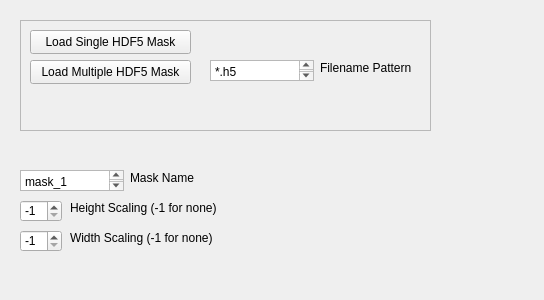
paulmthompson/WhiskerToolbox, file src/WhiskerToolbox/Loading_Widgets/MaskLoaderWidget/Mask_Loader_Widget.ui: the form before one commit.
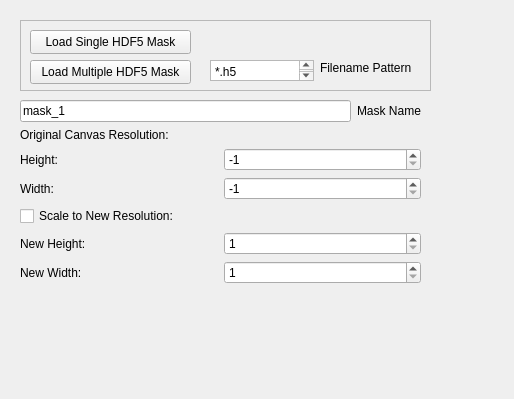
The form after the commit.

Commit message: can scale line and mask when loading in

```diff
--- a/src/WhiskerToolbox/Loading_Widgets/MaskLoaderWidget/Mask_Loader_Widget.ui
+++ b/src/WhiskerToolbox/Loading_Widgets/MaskLoaderWidget/Mask_Loader_Widget.ui
@@ -6,8 +6,8 @@
             <rect>
                 <x>0</x>
                 <y>0</y>
-                <width>544</width>
-                <height>300</height>
+    <width>514</width>
+    <height>399</height>
             </rect>
         </property>
         <property name="windowTitle">
@@ -19,7 +19,7 @@
                     <x>20</x>
                     <y>20</y>
                     <width>411</width>
-                    <height>111</height>
+     <height>71</height>
                 </rect>
             </property>
             <property name="frameShape">
@@ -81,95 +81,151 @@
                 </property>
             </widget>
         </widget>
-        <widget class="QPlainTextEdit" name="data_name_text">
+  <widget class="QWidget" name="verticalLayoutWidget">
             <property name="geometry">
                 <rect>
                     <x>20</x>
-                    <y>170</y>
-                    <width>104</width>
-                    <height>21</height>
-                </rect>
-            </property>
-            <property name="plainText">
+     <y>100</y>
+     <width>401</width>
+     <height>255</height>
+    </rect>
+   </property>
+   <layout class="QVBoxLayout" name="verticalLayout">
+    <item>
+     <layout class="QHBoxLayout" name="horizontalLayout">
+      <item>
+       <widget class="QLineEdit" name="data_name_text">
+        <property name="text">
                 <string>mask_1</string>
             </property>
         </widget>
+      </item>
+      <item>
         <widget class="QLabel" name="label">
-            <property name="geometry">
-                <rect>
-                    <x>130</x>
-                    <y>170</y>
-                    <width>131</width>
-                    <height>16</height>
-                </rect>
-            </property>
             <property name="text">
                 <string>Mask Name</string>
             </property>
         </widget>
-        <widget class="QSpinBox" name="width_scaling">
-            <property name="geometry">
-                <rect>
-                    <x>20</x>
-                    <y>230</y>
-                    <width>42</width>
-                    <height>22</height>
-                </rect>
-            </property>
-            <property name="minimum">
-                <number>-1</number>
-            </property>
-            <property name="maximum">
-                <number>1000</number>
-            </property>
-            <property name="value">
-                <number>-1</number>
-            </property>
-        </widget>
-        <widget class="QSpinBox" name="height_scaling">
-            <property name="geometry">
-                <rect>
-                    <x>20</x>
-                    <y>200</y>
-                    <width>42</width>
-                    <height>22</height>
-                </rect>
-            </property>
-            <property name="minimum">
-                <number>-1</number>
-            </property>
-            <property name="maximum">
-                <number>1000</number>
-            </property>
-            <property name="value">
-                <number>-1</number>
-            </property>
-        </widget>
+      </item>
+     </layout>
+    </item>
+    <item>
+     <layout class="QVBoxLayout" name="verticalLayout_2">
+      <item>
+       <widget class="QLabel" name="label_5">
+        <property name="text">
+         <string>Original Canvas Resolution:</string>
+        </property>
+       </widget>
+      </item>
+      <item>
+       <layout class="QGridLayout" name="gridLayout_2">
+        <item row="0" column="0">
         <widget class="QLabel" name="label_3">
-            <property name="geometry">
-                <rect>
-                    <x>70</x>
-                    <y>200</y>
-                    <width>211</width>
-                    <height>16</height>
-                </rect>
-            </property>
             <property name="text">
-                <string>Height Scaling (-1 for none)</string>
-            </property>
-        </widget>
+           <string>Height:</string>
+          </property>
+         </widget>
+        </item>
+        <item row="0" column="1">
+         <widget class="QSpinBox" name="original_height_spin">
+          <property name="minimum">
+           <number>-1</number>
+          </property>
+          <property name="maximum">
+           <number>10000</number>
+          </property>
+          <property name="value">
+           <number>-1</number>
+          </property>
+         </widget>
+        </item>
+        <item row="1" column="0">
         <widget class="QLabel" name="label_4">
-            <property name="geometry">
-                <rect>
-                    <x>70</x>
-                    <y>230</y>
-                    <width>211</width>
-                    <height>16</height>
-                </rect>
-            </property>
+          <property name="text">
+           <string>Width:</string>
+          </property>
+         </widget>
+        </item>
+        <item row="1" column="1">
+         <widget class="QSpinBox" name="original_width_spin">
+          <property name="minimum">
+           <number>-1</number>
+          </property>
+          <property name="maximum">
+           <number>10000</number>
+          </property>
+          <property name="value">
+           <number>-1</number>
+          </property>
+         </widget>
+        </item>
+       </layout>
+      </item>
+     </layout>
+    </item>
+    <item>
+     <layout class="QGridLayout" name="gridLayout_3">
+      <item row="0" column="0">
+       <widget class="QCheckBox" name="enable_image_scaling">
             <property name="text">
-                <string>Width Scaling (-1 for none)</string>
-            </property>
+         <string>Scale to New Resolution:</string>
+        </property>
+       </widget>
+      </item>
+      <item row="2" column="0">
+       <widget class="QLabel" name="label_7">
+        <property name="text">
+         <string>New Width:</string>
+        </property>
+       </widget>
+      </item>
+      <item row="1" column="0">
+       <widget class="QLabel" name="label_6">
+        <property name="text">
+         <string>New Height:</string>
+        </property>
+       </widget>
+      </item>
+      <item row="1" column="1">
+       <widget class="QSpinBox" name="scaled_height_spin">
+        <property name="minimum">
+         <number>1</number>
+        </property>
+        <property name="maximum">
+         <number>10000</number>
+        </property>
+       </widget>
+      </item>
+      <item row="2" column="1">
+       <widget class="QSpinBox" name="scaled_width_spin">
+        <property name="minimum">
+         <number>1</number>
+        </property>
+        <property name="maximum">
+         <number>10000</number>
+        </property>
+       </widget>
+      </item>
+     </layout>
+    </item>
+    <item>
+     <layout class="QGridLayout" name="gridLayout"/>
+    </item>
+    <item>
+     <spacer name="verticalSpacer">
+      <property name="orientation">
+       <enum>Qt::Orientation::Vertical</enum>
+      </property>
+      <property name="sizeHint" stdset="0">
+       <size>
+        <width>20</width>
+        <height>40</height>
+       </size>
+      </property>
+     </spacer>
+    </item>
+   </layout>
         </widget>
     </widget>
     <resources/>
```
Lines whose indentation alone changed are shown as unchanged. The commit also changes 9 other files.
